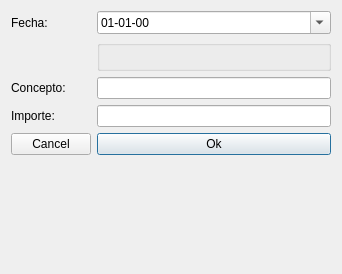
Before: the Qt Designer form movimiento.ui in waltermas-gitter/infomesas-gui, drawn with Qt 5.
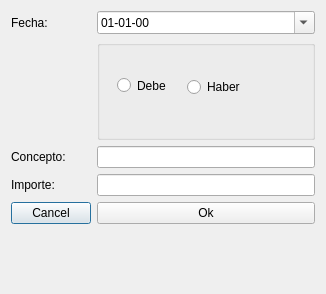
After: the same form once the commit is applied.

Patch:
```diff
--- a/movimiento.ui
+++ b/movimiento.ui
@@ -6,8 +6,8 @@
    <rect>
     <x>0</x>
     <y>0</y>
-    <width>342</width>
-    <height>274</height>
+    <width>326</width>
+    <height>294</height>
    </rect>
   </property>
   <property name="windowTitle">
@@ -31,8 +31,14 @@
      </property>
     </widget>
    </item>
-   <item row="4" column="1">
+   <item row="1" column="1">
     <widget class="QGroupBox" name="groupBox">
+     <property name="minimumSize">
+      <size>
+       <width>0</width>
+       <height>100</height>
+      </size>
+     </property>
      <property name="title">
       <string/>
      </property>
@@ -64,48 +70,48 @@
      </widget>
     </widget>
    </item>
-   <item row="6" column="0">
+   <item row="2" column="0">
     <widget class="QLabel" name="label_2">
      <property name="text">
       <string>Concepto:</string>
      </property>
     </widget>
    </item>
-   <item row="6" column="1">
+   <item row="2" column="1">
     <widget class="QLineEdit" name="conceptoLineEdit">
      <property name="alignment">
       <set>Qt::AlignLeading|Qt::AlignLeft|Qt::AlignVCenter</set>
      </property>
     </widget>
    </item>
-   <item row="10" column="0">
+   <item row="3" column="0">
     <widget class="QLabel" name="label_3">
      <property name="text">
       <string>Importe:</string>
      </property>
     </widget>
    </item>
-   <item row="10" column="1">
+   <item row="3" column="1">
     <widget class="QLineEdit" name="importeLineEdit">
      <property name="alignment">
       <set>Qt::AlignRight|Qt::AlignTrailing|Qt::AlignVCenter</set>
      </property>
     </widget>
    </item>
-   <item row="13" column="1">
-    <widget class="QPushButton" name="okPushButton">
-     <property name="text">
-      <string>Ok</string>
-     </property>
-    </widget>
-   </item>
-   <item row="13" column="0">
+   <item row="4" column="0">
     <widget class="QPushButton" name="cancelPushButton">
      <property name="text">
       <string>Cancel</string>
      </property>
     </widget>
    </item>
+   <item row="4" column="1">
+    <widget class="QPushButton" name="okPushButton">
+     <property name="text">
+      <string>Ok</string>
+     </property>
+    </widget>
+   </item>
   </layout>
  </widget>
  <resources/>
```
